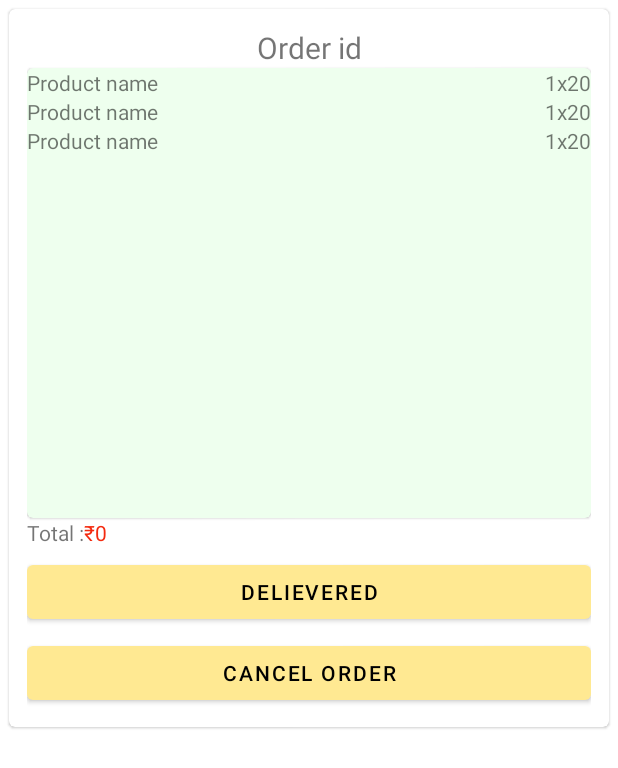
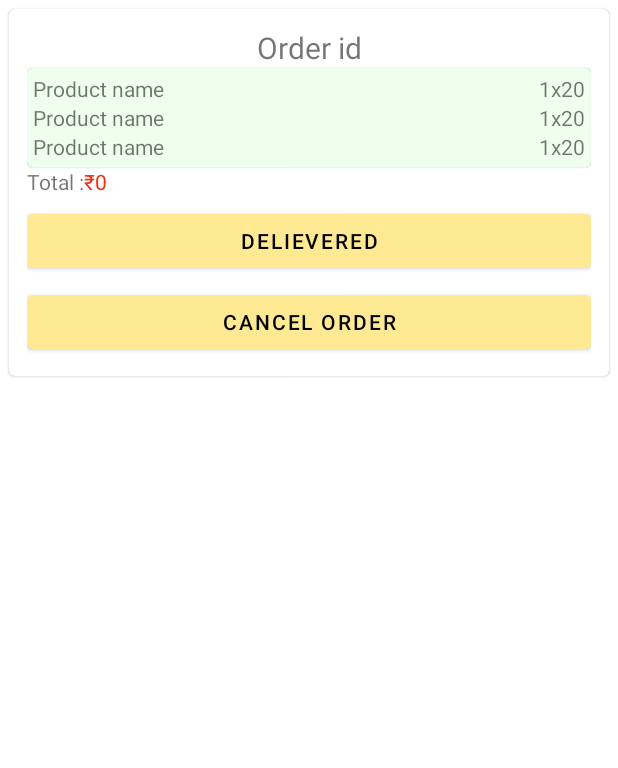
Before and after one commit to Vaishnav-Kanhirathingal/EC-GeoOwner, an Android app: the layout promt_order_details.xml on its own in the app's theme, with its tools: preview values and no code run, on a phone screen of 412 x 824 dp. Shown: the top 768 px of the screen. Run offline under Robolectric (Android 15) with nearby library versions, the phone set to English and light mode, and no system bars; Roboto replaces fonts that are not available here.

Commit message:
orders prototype completed

```diff
--- a/app/src/main/AndroidManifest.xml
+++ b/app/src/main/AndroidManifest.xml
@@ -15,7 +15,7 @@
         android:theme="@style/Theme.ECGeoOwner"
         tools:targetApi="31">
         <activity
-            android:name=".ScannerCam"
+            android:name=".ActivityScannerCam"
             android:exported="false" />
         <activity
             android:name=".OtpVerification"
--- a/app/src/main/java/com/example/ec_geoowner/ScannerCam.java
+++ b/app/src/main/java/com/example/ec_geoowner/ActivityScannerCam.java
@@ -5,7 +5,6 @@ import android.app.Dialog;
 import android.content.Intent;
 import android.os.Bundle;
 import android.util.Log;
-import android.view.View;
 import android.widget.LinearLayout;
 
 import androidx.appcompat.app.AppCompatActivity;
@@ -27,7 +26,7 @@ import java.util.Objects;
 import java.util.concurrent.Executors;
 import java.util.function.Consumer;
 
-public class ScannerCam extends AppCompatActivity {
+public class ActivityScannerCam extends AppCompatActivity {
 
     private final int lensFacing = CameraSelector.LENS_FACING_BACK;
     private final int screenAspectRatio = AspectRatio.RATIO_4_3;
@@ -137,7 +136,7 @@ public class ScannerCam extends AppCompatActivity {
         dialogBinding.addBtn.setOnClickListener(view -> {
             // TODO: 28-10-2022 check if qty & discount is filled
 
-            startActivity(new Intent(ScannerCam.this, MainActivity.class));
+            startActivity(new Intent(ActivityScannerCam.this, MainActivity.class));
         });
         dialogBinding.cancelBtn.setOnClickListener(view -> dialog.dismiss());
 
--- a/app/src/main/java/com/example/ec_geoowner/Fragment_Orders.java
+++ b/app/src/main/java/com/example/ec_geoowner/Fragment_Orders.java
@@ -41,7 +41,7 @@ public class Fragment_Orders extends Fragment {
                 new Order("b","a",100),
                 new Order("c","a",100)};;
         binding.recyclerView.setLayoutManager(new LinearLayoutManager(getActivity()));
-        binding.recyclerView.setAdapter(new OrderAdapter(orders));
+        binding.recyclerView.setAdapter(new OrderAdapter(orders,getActivity()));
 
     }
 }
--- a/app/src/main/java/com/example/ec_geoowner/Fragment_Update.java
+++ b/app/src/main/java/com/example/ec_geoowner/Fragment_Update.java
@@ -43,7 +43,7 @@ public class Fragment_Update extends Fragment {
             public boolean onMenuItemClick(MenuItem item) {
                 switch(item.getItemId()){
                     case R.id.menuUpdate:
-                        startActivity(new Intent(Fragment_Update.this.getActivity(),ScannerCam.class));
+                        startActivity(new Intent(Fragment_Update.this.getActivity(), ActivityScannerCam.class));
                         break;
                 }
                 return true;
--- a/app/src/main/res/layout/activity_scanner_cam.xml
+++ b/app/src/main/res/layout/activity_scanner_cam.xml
@@ -4,7 +4,7 @@
     android:layout_width="match_parent"
     android:layout_height="match_parent"
     android:background="@color/purple_200"
-    tools:context=".ScannerCam">
+    tools:context=".ActivityScannerCam">
 
     <androidx.camera.view.PreviewView
         android:id="@+id/camera_preview"
--- a/app/src/main/res/layout/card_orders_placed.xml
+++ b/app/src/main/res/layout/card_orders_placed.xml
@@ -8,7 +8,8 @@
     app:cardBackgroundColor="@color/lightRed"
     app:cardCornerRadius="@dimen/prompt_vertical"
     app:cardUseCompatPadding="true"
-    android:layout_margin="4dp">
+    android:layout_margin="4dp"
+    android:layout_marginTop="2dp">
 
     <LinearLayout
         android:layout_width="match_parent"
--- a/app/src/main/res/layout/promt_order_details.xml
+++ b/app/src/main/res/layout/promt_order_details.xml
@@ -3,6 +3,7 @@
     android:layout_width="match_parent"
     android:layout_height="wrap_content"
     xmlns:tools="http://schemas.android.com/tools"
+    xmlns:app="http://schemas.android.com/apk/res-auto"
     android:layout_margin="6dp">
     <LinearLayout
         android:layout_width="match_parent"
@@ -21,13 +22,15 @@
             android:textAlignment="center"/>
         <com.google.android.material.card.MaterialCardView
             android:layout_width="match_parent"
-            android:layout_height="300dp"
-            android:backgroundTint="@color/lightGreen">
+            android:layout_height="wrap_content"
+            android:backgroundTint="@color/lightGreen"
+            app:contentPadding="4dp">
             <androidx.recyclerview.widget.RecyclerView
                 android:layout_width="match_parent"
                 android:layout_height="match_parent"
                 android:orientation="vertical"
-                tools:listitem="@layout/card_order_item">
+                tools:listitem="@layout/card_order_item"
+                android:id="@+id/rv">
 
             </androidx.recyclerview.widget.RecyclerView>
         </com.google.android.material.card.MaterialCardView>
```
Also changed, not shown: app/src/main/java/com/example/ec_geoowner/adapters/OrderAdapter.java (+31 -2 lines).
